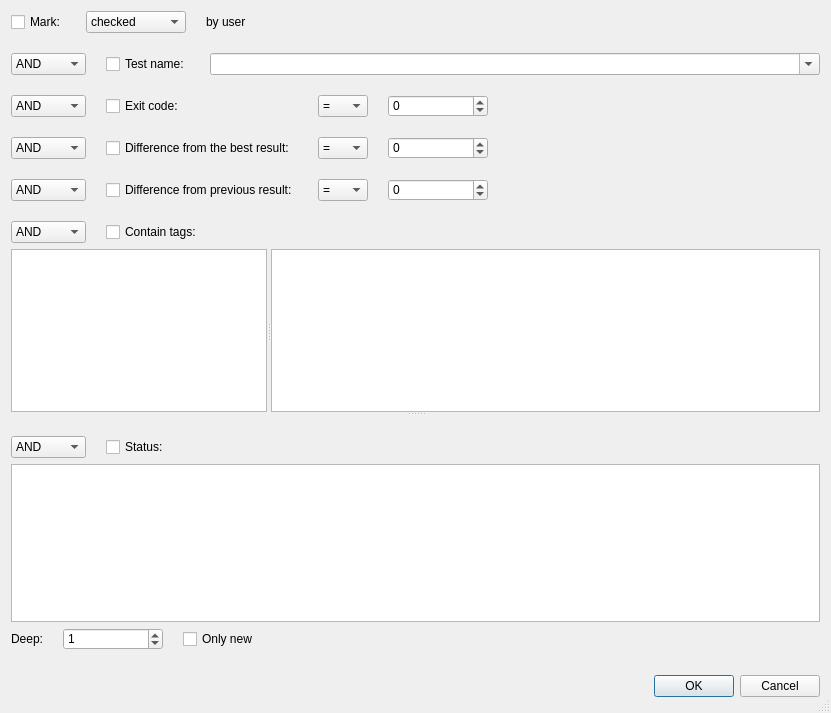
Old version of the form GUI/Search/View/set-filter-dialog.ui in the repository Oleg162927082018/TTI.
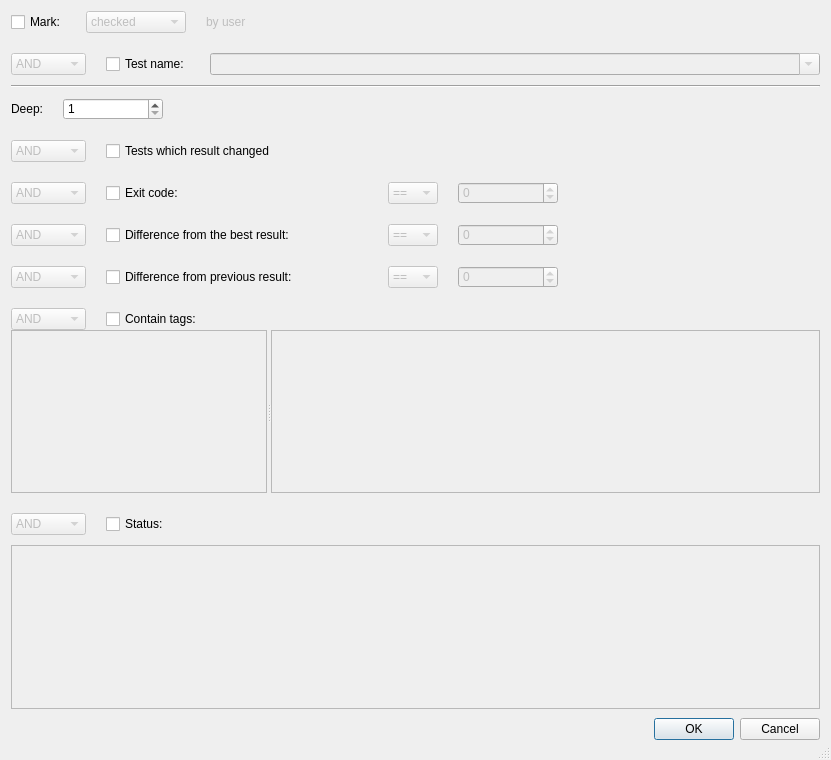
New version of the form.

Commit message: +filter by exit code, benchmark diff, previous diff and tests which result changed

```diff
--- a/GUI/Search/View/set-filter-dialog.ui
+++ b/GUI/Search/View/set-filter-dialog.ui
@@ -10,7 +10,7 @@
     <x>0</x>
     <y>0</y>
     <width>831</width>
-    <height>713</height>
+    <height>760</height>
    </rect>
   </property>
   <property name="windowTitle">
@@ -58,6 +58,9 @@
      </item>
      <item>
       <widget class="QComboBox" name="markComboBox">
+       <property name="enabled">
+        <bool>false</bool>
+       </property>
        <property name="sizePolicy">
         <sizepolicy hsizetype="Fixed" vsizetype="Fixed">
          <horstretch>0</horstretch>
@@ -76,6 +79,9 @@
          <height>22</height>
         </size>
        </property>
+       <property name="editable">
+        <bool>false</bool>
+       </property>
        <item>
         <property name="text">
          <string>checked</string>
@@ -90,6 +96,9 @@
      </item>
      <item>
       <widget class="QLabel" name="markLabel">
+       <property name="enabled">
+        <bool>false</bool>
+       </property>
        <property name="sizePolicy">
         <sizepolicy hsizetype="Expanding" vsizetype="Fixed">
          <horstretch>0</horstretch>
@@ -123,8 +132,14 @@
      <property name="topMargin">
       <number>20</number>
      </property>
+     <property name="bottomMargin">
+      <number>10</number>
+     </property>
      <item>
       <widget class="QComboBox" name="nameOrAndBox">
+       <property name="enabled">
+        <bool>false</bool>
+       </property>
        <property name="sizePolicy">
         <sizepolicy hsizetype="Fixed" vsizetype="Fixed">
          <horstretch>0</horstretch>
@@ -182,6 +197,9 @@
      </item>
      <item>
       <widget class="QComboBox" name="nameComboBox">
+       <property name="enabled">
+        <bool>false</bool>
+       </property>
        <property name="sizePolicy">
         <sizepolicy hsizetype="Expanding" vsizetype="Fixed">
          <horstretch>0</horstretch>
@@ -207,6 +225,98 @@
      </item>
     </layout>
    </item>
+   <item>
+    <widget class="Line" name="line">
+     <property name="orientation">
+      <enum>Qt::Horizontal</enum>
+     </property>
+    </widget>
+   </item>
+   <item>
+    <layout class="QHBoxLayout" name="statusFooterHorizontalLayout">
+     <property name="spacing">
+      <number>20</number>
+     </property>
+     <property name="topMargin">
+      <number>10</number>
+     </property>
+     <property name="bottomMargin">
+      <number>0</number>
+     </property>
+     <item>
+      <widget class="QLabel" name="deepLabel">
+       <property name="enabled">
+        <bool>true</bool>
+       </property>
+       <property name="sizePolicy">
+        <sizepolicy hsizetype="Minimum" vsizetype="Fixed">
+         <horstretch>0</horstretch>
+         <verstretch>0</verstretch>
+        </sizepolicy>
+       </property>
+       <property name="minimumSize">
+        <size>
+         <width>0</width>
+         <height>22</height>
+        </size>
+       </property>
+       <property name="maximumSize">
+        <size>
+         <width>16777215</width>
+         <height>22</height>
+        </size>
+       </property>
+       <property name="text">
+        <string>Deep:</string>
+       </property>
+      </widget>
+     </item>
+     <item>
+      <widget class="QSpinBox" name="deepSpinBox">
+       <property name="enabled">
+        <bool>true</bool>
+       </property>
+       <property name="sizePolicy">
+        <sizepolicy hsizetype="Fixed" vsizetype="Fixed">
+         <horstretch>0</horstretch>
+         <verstretch>0</verstretch>
+        </sizepolicy>
+       </property>
+       <property name="minimumSize">
+        <size>
+         <width>100</width>
+         <height>22</height>
+        </size>
+       </property>
+       <property name="maximumSize">
+        <size>
+         <width>100</width>
+         <height>22</height>
+        </size>
+       </property>
+       <property name="minimum">
+        <number>1</number>
+       </property>
+       <property name="value">
+        <number>1</number>
+       </property>
+      </widget>
+     </item>
+     <item>
+      <spacer name="horizontalSpacer_4">
+       <property name="orientation">
+        <enum>Qt::Horizontal</enum>
+       </property>
+       <property name="sizeHint" stdset="0">
+        <size>
+         <width>40</width>
+         <height>20</height>
+        </size>
+       </property>
+      </spacer>
+     </item>
+    </layout>
+   </item>
    <item>
     <layout class="QGridLayout" name="gridLayout">
      <property name="topMargin">
@@ -215,76 +325,8 @@
      <property name="spacing">
       <number>20</number>
      </property>
-     <item row="1" column="0">
-      <widget class="QComboBox" name="difTheBestOrAndBox">
-       <property name="sizePolicy">
-        <sizepolicy hsizetype="Fixed" vsizetype="Fixed">
-         <horstretch>0</horstretch>
-         <verstretch>0</verstretch>
-        </sizepolicy>
-       </property>
-       <property name="minimumSize">
-        <size>
-         <width>75</width>
-         <height>22</height>
-        </size>
-       </property>
-       <property name="maximumSize">
-        <size>
-         <width>75</width>
-         <height>22</height>
-        </size>
-       </property>
-       <item>
-        <property name="text">
-         <string>AND</string>
-        </property>
-       </item>
-       <item>
-        <property name="text">
-         <string>OR</string>
-        </property>
-       </item>
-      </widget>
-     </item>
-     <item row="2" column="2">
-      <widget class="QComboBox" name="diffPreviousEqualComboBox">
-       <property name="minimumSize">
-        <size>
-         <width>50</width>
-         <height>22</height>
-        </size>
-       </property>
-       <property name="maximumSize">
-        <size>
-         <width>50</width>
-         <height>22</height>
-        </size>
-       </property>
-       <item>
-        <property name="text">
-         <string>=</string>
-        </property>
-       </item>
-       <item>
-        <property name="text">
-         <string>&lt;</string>
-        </property>
-       </item>
-       <item>
-        <property name="text">
-         <string>&gt;</string>
-        </property>
-       </item>
-       <item>
-        <property name="text">
-         <string>!=</string>
-        </property>
-       </item>
-      </widget>
-     </item>
-     <item row="0" column="1">
-      <widget class="QCheckBox" name="exitCodeCheckBox">
+     <item row="2" column="1">
+      <widget class="QCheckBox" name="diffTheBestCheckBox">
        <property name="sizePolicy">
         <sizepolicy hsizetype="Minimum" vsizetype="Fixed">
          <horstretch>0</horstretch>
@@ -292,43 +334,15 @@
         </sizepolicy>
        </property>
        <property name="text">
-        <string>Exit code:</string>
+        <string>Difference from the best result:</string>
        </property>
       </widget>
      </item>
-     <item row="0" column="3">
-      <widget class="QSpinBox" name="exitCodeSpinBox">
-       <property name="sizePolicy">
-        <sizepolicy hsizetype="Fixed" vsizetype="Fixed">
-         <horstretch>0</horstretch>
-         <verstretch>0</verstretch>
-        </sizepolicy>
-       </property>
-       <property name="minimumSize">
-        <size>
-         <width>100</width>
-         <height>22</height>
-        </size>
-       </property>
-       <property name="maximumSize">
-        <size>
-         <width>100</width>
-         <height>22</height>
-        </size>
-       </property>
-       <property name="minimum">
-        <number>-2147483647</number>
-       </property>
-       <property name="maximum">
-        <number>2147483647</number>
-       </property>
-       <property name="displayIntegerBase">
-        <number>10</number>
-       </property>
-      </widget>
-     </item>
-     <item row="2" column="0">
+     <item row="3" column="0">
       <widget class="QComboBox" name="diffPreviousOrAndBox">
+       <property name="enabled">
+        <bool>false</bool>
+       </property>
        <property name="sizePolicy">
         <sizepolicy hsizetype="Fixed" vsizetype="Fixed">
          <horstretch>0</horstretch>
@@ -359,8 +373,56 @@
        </item>
       </widget>
      </item>
-     <item row="2" column="3">
+     <item row="1" column="2">
+      <widget class="QComboBox" name="exitCodeEqualComboBox">
+       <property name="enabled">
+        <bool>false</bool>
+       </property>
+       <property name="sizePolicy">
+        <sizepolicy hsizetype="Fixed" vsizetype="Fixed">
+         <horstretch>0</horstretch>
+         <verstretch>0</verstretch>
+        </sizepolicy>
+       </property>
+       <property name="minimumSize">
+        <size>
+         <width>50</width>
+         <height>22</height>
+        </size>
+       </property>
+       <property name="maximumSize">
+        <size>
+         <width>50</width>
+         <height>22</height>
+        </size>
+       </property>
+       <item>
+        <property name="text">
+         <string>==</string>
+        </property>
+       </item>
+       <item>
+        <property name="text">
+         <string>&lt;=</string>
+        </property>
+       </item>
+       <item>
+        <property name="text">
+         <string>&gt;=</string>
+        </property>
+       </item>
+       <item>
+        <property name="text">
+         <string>!=</string>
+        </property>
+       </item>
+      </widget>
+     </item>
+     <item row="3" column="3">
       <widget class="QSpinBox" name="diffPreviousSpinBox">
+       <property name="enabled">
+        <bool>false</bool>
+       </property>
        <property name="sizePolicy">
         <sizepolicy hsizetype="Fixed" vsizetype="Fixed">
          <horstretch>0</horstretch>
@@ -390,8 +452,11 @@
        </property>
       </widget>
      </item>
-     <item row="0" column="2">
-      <widget class="QComboBox" name="exitCodeEqualComboBox">
+     <item row="2" column="0">
+      <widget class="QComboBox" name="diffTheBestOrAndBox">
+       <property name="enabled">
+        <bool>false</bool>
+       </property>
        <property name="sizePolicy">
         <sizepolicy hsizetype="Fixed" vsizetype="Fixed">
          <horstretch>0</horstretch>
@@ -400,19 +465,19 @@
        </property>
        <property name="minimumSize">
         <size>
-         <width>50</width>
+         <width>75</width>
          <height>22</height>
         </size>
        </property>
        <property name="maximumSize">
         <size>
-         <width>50</width>
+         <width>75</width>
          <height>22</height>
         </size>
        </property>
        <item>
         <property name="text">
-         <string>=</string>
+         <string>AND</string>
         </property>
        </item>
        <item>
@@ -420,20 +485,26 @@
          <string>&lt;</string>
         </property>
        </item>
-       <item>
-        <property name="text">
-         <string>&gt;</string>
-        </property>
-       </item>
-       <item>
+      </widget>
+     </item>
+     <item row="3" column="1">
+      <widget class="QCheckBox" name="diffPreviousCheckBox">
+       <property name="sizePolicy">
+        <sizepolicy hsizetype="Minimum" vsizetype="Fixed">
+         <horstretch>0</horstretch>
+         <verstretch>0</verstretch>
+        </sizepolicy>
+       </property>
         <property name="text">
-         <string>!=</string>
-        </property>
-       </item>
+        <string>Difference from previous result:</string>
+       </property>
       </widget>
      </item>
-     <item row="1" column="2">
+     <item row="2" column="2">
       <widget class="QComboBox" name="diffTheBestEqualComboBox">
+       <property name="enabled">
+        <bool>false</bool>
+       </property>
        <property name="sizePolicy">
         <sizepolicy hsizetype="Fixed" vsizetype="Fixed">
          <horstretch>0</horstretch>
@@ -454,7 +525,7 @@
        </property>
        <item>
         <property name="text">
-         <string>=</string>
+         <string>==</string>
         </property>
        </item>
        <item>
@@ -474,8 +545,46 @@
        </item>
       </widget>
      </item>
-     <item row="1" column="3">
+     <item row="1" column="0">
+      <widget class="QComboBox" name="exitCodeOrAndBox">
+       <property name="enabled">
+        <bool>false</bool>
+       </property>
+       <property name="sizePolicy">
+        <sizepolicy hsizetype="Fixed" vsizetype="Fixed">
+         <horstretch>0</horstretch>
+         <verstretch>0</verstretch>
+        </sizepolicy>
+       </property>
+       <property name="minimumSize">
+        <size>
+         <width>75</width>
+         <height>22</height>
+        </size>
+       </property>
+       <property name="maximumSize">
+        <size>
+         <width>75</width>
+         <height>22</height>
+        </size>
+       </property>
+       <item>
+        <property name="text">
+         <string>AND</string>
+        </property>
+       </item>
+       <item>
+        <property name="text">
+         <string>OR</string>
+        </property>
+       </item>
+      </widget>
+     </item>
+     <item row="2" column="3">
       <widget class="QSpinBox" name="diffTheBestSpinBox">
+       <property name="enabled">
+        <bool>false</bool>
+       </property>
        <property name="sizePolicy">
         <sizepolicy hsizetype="Fixed" vsizetype="Fixed">
          <horstretch>0</horstretch>
@@ -505,8 +614,84 @@
        </property>
       </widget>
      </item>
+     <item row="1" column="3">
+      <widget class="QSpinBox" name="exitCodeSpinBox">
+       <property name="enabled">
+        <bool>false</bool>
+       </property>
+       <property name="sizePolicy">
+        <sizepolicy hsizetype="Fixed" vsizetype="Fixed">
+         <horstretch>0</horstretch>
+         <verstretch>0</verstretch>
+        </sizepolicy>
+       </property>
+       <property name="minimumSize">
+        <size>
+         <width>100</width>
+         <height>22</height>
+        </size>
+       </property>
+       <property name="maximumSize">
+        <size>
+         <width>100</width>
+         <height>22</height>
+        </size>
+       </property>
+       <property name="minimum">
+        <number>-2147483647</number>
+       </property>
+       <property name="maximum">
+        <number>2147483647</number>
+       </property>
+       <property name="value">
+        <number>0</number>
+       </property>
+       <property name="displayIntegerBase">
+        <number>10</number>
+       </property>
+      </widget>
+     </item>
+     <item row="3" column="2">
+      <widget class="QComboBox" name="diffPreviousEqualComboBox">
+       <property name="enabled">
+        <bool>false</bool>
+       </property>
+       <property name="minimumSize">
+        <size>
+         <width>50</width>
+         <height>22</height>
+        </size>
+       </property>
+       <property name="maximumSize">
+        <size>
+         <width>50</width>
+         <height>22</height>
+        </size>
+       </property>
+       <item>
+        <property name="text">
+         <string>==</string>
+        </property>
+       </item>
+       <item>
+        <property name="text">
+         <string>&lt;=</string>
+        </property>
+       </item>
+       <item>
+        <property name="text">
+         <string>&gt;=</string>
+        </property>
+       </item>
+       <item>
+        <property name="text">
+         <string>!=</string>
+        </property>
+       </item>
+      </widget>
+     </item>
      <item row="1" column="1">
-      <widget class="QCheckBox" name="diffTheBestCheckBox">
+      <widget class="QCheckBox" name="exitCodeCheckBox">
        <property name="sizePolicy">
         <sizepolicy hsizetype="Minimum" vsizetype="Fixed">
          <horstretch>0</horstretch>
@@ -514,25 +699,56 @@
         </sizepolicy>
        </property>
        <property name="text">
-        <string>Difference from the best result:</string>
+        <string>Exit code:</string>
        </property>
       </widget>
      </item>
-     <item row="2" column="1">
-      <widget class="QCheckBox" name="diffPreviousCheckBox">
+     <item row="0" column="1">
+      <widget class="QCheckBox" name="changedCheckBox">
+       <property name="enabled">
+        <bool>true</bool>
+       </property>
        <property name="sizePolicy">
-        <sizepolicy hsizetype="Minimum" vsizetype="Fixed">
+        <sizepolicy hsizetype="Expanding" vsizetype="Fixed">
          <horstretch>0</horstretch>
          <verstretch>0</verstretch>
         </sizepolicy>
        </property>
+       <property name="minimumSize">
+        <size>
+         <width>0</width>
+         <height>22</height>
+        </size>
+       </property>
+       <property name="maximumSize">
+        <size>
+         <width>16777215</width>
+         <height>22</height>
+        </size>
+       </property>
        <property name="text">
-        <string>Difference from previous result:</string>
+        <string>Tests which result changed</string>
        </property>
       </widget>
      </item>
+     <item row="3" column="4">
+      <spacer name="horizontalSpacer_3">
+       <property name="orientation">
+        <enum>Qt::Horizontal</enum>
+       </property>
+       <property name="sizeHint" stdset="0">
+        <size>
+         <width>40</width>
+         <height>20</height>
+        </size>
+       </property>
+      </spacer>
+     </item>
      <item row="0" column="0">
-      <widget class="QComboBox" name="exitCodeOrAndBox">
+      <widget class="QComboBox" name="changedOrAndBox">
+       <property name="enabled">
+        <bool>false</bool>
+       </property>
        <property name="sizePolicy">
         <sizepolicy hsizetype="Fixed" vsizetype="Fixed">
          <horstretch>0</horstretch>
@@ -563,30 +779,9 @@
        </item>
       </widget>
      </item>
-     <item row="0" column="4">
-      <spacer name="exitCodeHorizontalSpacer">
-       <property name="orientation">
-        <enum>Qt::Horizontal</enum>
-       </property>
-       <property name="sizeHint" stdset="0">
-        <size>
-         <width>40</width>
-         <height>20</height>
-        </size>
-       </property>
-      </spacer>
-     </item>
     </layout>
    </item>
    <item>
-    <widget class="QSplitter" name="tagStatusSplitter">
-     <property name="orientation">
-      <enum>Qt::Vertical</enum>
-     </property>
-     <property name="childrenCollapsible">
-      <bool>false</bool>
-     </property>
-     <widget class="QWidget" name="layoutWidget_1">
       <layout class="QVBoxLayout" name="tagVerticalLayout">
        <property name="topMargin">
         <number>20</number>
@@ -598,6 +793,9 @@
          </property>
          <item>
           <widget class="QComboBox" name="tagOrAndBox">
+         <property name="enabled">
+          <bool>false</bool>
+         </property>
            <property name="sizePolicy">
             <sizepolicy hsizetype="Fixed" vsizetype="Fixed">
              <horstretch>0</horstretch>
@@ -631,7 +829,7 @@
          <item>
           <widget class="QCheckBox" name="tagCheckBox">
            <property name="sizePolicy">
-            <sizepolicy hsizetype="Expanding" vsizetype="Fixed">
+          <sizepolicy hsizetype="Preferred" vsizetype="Fixed">
              <horstretch>0</horstretch>
              <verstretch>0</verstretch>
             </sizepolicy>
@@ -641,6 +839,19 @@
            </property>
           </widget>
          </item>
+       <item>
+        <spacer name="horizontalSpacer">
+         <property name="orientation">
+          <enum>Qt::Horizontal</enum>
+         </property>
+         <property name="sizeHint" stdset="0">
+          <size>
+           <width>40</width>
+           <height>20</height>
+          </size>
+         </property>
+        </spacer>
+       </item>
         </layout>
        </item>
        <item>
@@ -649,6 +860,9 @@
           <enum>Qt::Horizontal</enum>
          </property>
          <widget class="QTableView" name="tagTableView">
+        <property name="enabled">
+         <bool>false</bool>
+        </property>
           <property name="sizePolicy">
            <sizepolicy hsizetype="Fixed" vsizetype="Expanding">
             <horstretch>25</horstretch>
@@ -657,6 +871,9 @@
           </property>
          </widget>
          <widget class="QTreeView" name="tagTreeView">
+        <property name="enabled">
+         <bool>false</bool>
+        </property>
           <property name="sizePolicy">
            <sizepolicy hsizetype="Expanding" vsizetype="Expanding">
             <horstretch>75</horstretch>
@@ -667,22 +884,23 @@
         </widget>
        </item>
       </layout>
-     </widget>
-     <widget class="QWidget" name="layoutWidget_2">
-      <layout class="QVBoxLayout" name="statusVerticalLayout">
-       <property name="topMargin">
-        <number>20</number>
-       </property>
-       <property name="bottomMargin">
-        <number>20</number>
-       </property>
+   </item>
        <item>
         <layout class="QHBoxLayout" name="statusCaptionHorizontalLayout">
          <property name="spacing">
           <number>20</number>
          </property>
+     <property name="topMargin">
+      <number>20</number>
+     </property>
+     <property name="bottomMargin">
+      <number>10</number>
+     </property>
          <item>
           <widget class="QComboBox" name="statusOrAndBox">
+       <property name="enabled">
+        <bool>false</bool>
+       </property>
            <property name="sizePolicy">
             <sizepolicy hsizetype="Fixed" vsizetype="Fixed">
              <horstretch>0</horstretch>
@@ -716,7 +934,7 @@
          <item>
           <widget class="QCheckBox" name="statusCheckBox">
            <property name="sizePolicy">
-            <sizepolicy hsizetype="Expanding" vsizetype="Fixed">
+        <sizepolicy hsizetype="Preferred" vsizetype="Fixed">
              <horstretch>0</horstretch>
              <verstretch>0</verstretch>
             </sizepolicy>
@@ -726,101 +944,26 @@
            </property>
           </widget>
          </item>
-        </layout>
-       </item>
        <item>
-        <widget class="QTableView" name="statusTableView"/>
-       </item>
-       <item>
-        <layout class="QHBoxLayout" name="statusFooterHorizontalLayout">
-         <property name="spacing">
-          <number>20</number>
-         </property>
-         <property name="topMargin">
-          <number>0</number>
-         </property>
-         <property name="bottomMargin">
-          <number>0</number>
-         </property>
-         <item>
-          <widget class="QLabel" name="deepLabel">
-           <property name="sizePolicy">
-            <sizepolicy hsizetype="Minimum" vsizetype="Fixed">
-             <horstretch>0</horstretch>
-             <verstretch>0</verstretch>
-            </sizepolicy>
-           </property>
-           <property name="minimumSize">
+      <spacer name="horizontalSpacer_2">
+       <property name="orientation">
+        <enum>Qt::Horizontal</enum>
+       </property>
+       <property name="sizeHint" stdset="0">
             <size>
-             <width>0</width>
-             <height>22</height>
-            </size>
-           </property>
-           <property name="maximumSize">
-            <size>
-             <width>16777215</width>
-             <height>22</height>
-            </size>
-           </property>
-           <property name="text">
-            <string>Deep:</string>
-           </property>
-          </widget>
-         </item>
-         <item>
-          <widget class="QSpinBox" name="deepSpinBox">
-           <property name="sizePolicy">
-            <sizepolicy hsizetype="Fixed" vsizetype="Fixed">
-             <horstretch>0</horstretch>
-             <verstretch>0</verstretch>
-            </sizepolicy>
-           </property>
-           <property name="minimumSize">
-            <size>
-             <width>100</width>
-             <height>22</height>
-            </size>
-           </property>
-           <property name="maximumSize">
-            <size>
-             <width>100</width>
-             <height>22</height>
-            </size>
-           </property>
-           <property name="value">
-            <number>1</number>
-           </property>
-          </widget>
+         <width>40</width>
+         <height>20</height>
+        </size>
+       </property>
+      </spacer>
+     </item>
+    </layout>
          </item>
          <item>
-          <widget class="QCheckBox" name="newStatusCheckBox">
-           <property name="sizePolicy">
-            <sizepolicy hsizetype="Expanding" vsizetype="Fixed">
-             <horstretch>0</horstretch>
-             <verstretch>0</verstretch>
-            </sizepolicy>
-           </property>
-           <property name="minimumSize">
-            <size>
-             <width>0</width>
-             <height>22</height>
-            </size>
-           </property>
-           <property name="maximumSize">
-            <size>
-             <width>16777215</width>
-             <height>22</height>
-            </size>
-           </property>
-           <property name="text">
-            <string>Only new</string>
-           </property>
-          </widget>
-         </item>
-        </layout>
-       </item>
-      </layout>
-     </widget>
+    <widget class="QTableView" name="statusTableView">
+     <property name="enabled">
+      <bool>false</bool>
+     </property>
     </widget>
    </item>
    <item>
@@ -828,13 +971,13 @@
      <property name="minimumSize">
       <size>
        <width>0</width>
-       <height>32</height>
+       <height>40</height>
       </size>
      </property>
      <property name="maximumSize">
       <size>
        <width>16777215</width>
-       <height>32</height>
+       <height>40</height>
       </size>
      </property>
      <property name="orientation">
```
Left out of the diff: 8 changed lines with no effect on the pictures. Lines whose indentation alone changed are shown as unchanged. The commit also changes 3 other files.
